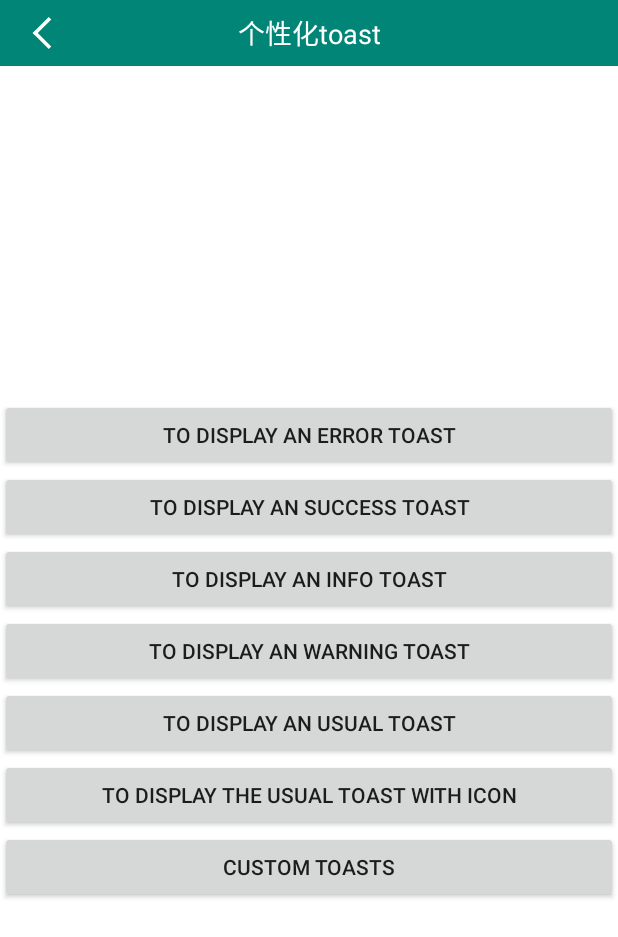
After one commit to kenxiong0113/MyBaseSDK, an Android app: the UseToastActivity screen opened directly, with no data from a screen before it, on a phone screen of 412 x 824 dp. The commit adds this screen. Shown: the top 937 px of the screen. Run offline under Robolectric (Android 15) with nearby library versions, the phone set to English and light mode, and no system bars; our stand-ins replace ButterKnife, EventBus; libraries missing offline, so code that uses them is left out: es.dmoral.toasty; 5 statements that could not run were skipped.

Commit message:
sdk 新增自定义 toast

```diff
--- a/app/build.gradle
+++ b/app/build.gradle
@@ -7,8 +7,8 @@ android {
         applicationId "com.ken.mybasesdk"
         minSdkVersion 19
         targetSdkVersion 29
-        versionCode 115
-        versionName "1.1.5"
+        versionCode 116
+        versionName "1.1.6"
         testInstrumentationRunner "androidx.test.runner.AndroidJUnitRunner"
     }
     buildTypes {
--- a/app/src/main/java/com/ken/mybasesdk/MainActivity.java
+++ b/app/src/main/java/com/ken/mybasesdk/MainActivity.java
@@ -81,7 +81,7 @@ public class MainActivity extends BaseToolBarActivity {
     public void setAdapter() {
         super.setAdapter();
         beanList.add(new MenuBean("APP版本更新", 0));
-
+        beanList.add(new MenuBean("个性化Toast", 1));
 
 
         adapter = new MenuGridViewAdapter(this, beanList);
--- /dev/null
+++ b/app/src/main/java/com/ken/mybasesdk/activity/UseToastActivity.java
@@ -0,0 +1,73 @@
+package com.ken.mybasesdk.activity;
+
+import android.os.Bundle;
+import android.view.View;
+import android.widget.Button;
+import android.widget.Toast;
+
+import com.cimcitech.base_utils_class.base.BaseToolBarActivity;
+import com.ken.mybasesdk.R;
+
+import butterknife.BindView;
+import es.dmoral.toasty.Toasty;
+
+public class UseToastActivity extends BaseToolBarActivity {
+    private static final String TAG = "UseToastActivity";
+    @BindView(R.id.btn_error)
+    Button btnError;
+    @BindView(R.id.btn_success)
+    Button btnSuccess;
+    @BindView(R.id.btn_info)
+    Button btnInfo;
+    @BindView(R.id.btn_warning)
+    Button btnWarning;
+    @BindView(R.id.btn_usual)
+    Button btnUsual;
+    @BindView(R.id.btn_usual_icon)
+    Button btnUsualIcon;
+    @BindView(R.id.btn_custom)
+    Button btnCustom;
+
+    @Override
+    protected void onCreate(Bundle savedInstanceState) {
+        super.onCreate(savedInstanceState);
+    }
+
+    @Override
+    protected int getLayoutId() {
+        return R.layout.activity_use_toast;
+    }
+
+    @Override
+    protected void initBase() {
+
+    }
+
+    @Override
+    protected void initView() {
+        setLeftBack();
+        setTopTitle("个性化toast");
+    }
+
+    @Override
+    protected void initListener() {
+        btnError.setOnClickListener(view -> Toasty.error(mActivity, "This is an error toast.", Toast.LENGTH_SHORT, true).show());
+        btnSuccess.setOnClickListener(view -> Toasty.success(mActivity, "Success!", Toast.LENGTH_SHORT, true).show());
+        btnInfo.setOnClickListener(view -> Toasty.info(mActivity, "Here is some info for you.", Toast.LENGTH_SHORT, true).show());
+        btnWarning.setOnClickListener(view -> Toasty.warning(mActivity, "Beware of the dog.", Toast.LENGTH_SHORT, true).show());
+        btnUsual.setOnClickListener(view -> Toasty.normal(mActivity, "Normal toast w/o icon.").show());
+//        To display the usual Toast with icon:
+//
+//        Toasty.normal(yourContext, "Normal toast w/ icon", yourIconDrawable).show();
+//        You can also create your custom Toasts with the custom() method:
+//
+//        Toasty.custom(yourContext, "I'm a custom Toast", yourIconDrawable, tintColor, duration, withIcon,
+//                shouldTint).show();
+
+    }
+
+    @Override
+    protected void initData() {
+
+    }
+}
--- a/app/src/main/java/com/ken/mybasesdk/adapter/MenuGridViewAdapter.java
+++ b/app/src/main/java/com/ken/mybasesdk/adapter/MenuGridViewAdapter.java
@@ -11,6 +11,7 @@ import android.widget.Button;
 
 import com.ken.mybasesdk.R;
 import com.ken.mybasesdk.activity.UpdateAppVersionActivity;
+import com.ken.mybasesdk.activity.UseToastActivity;
 import com.ken.mybasesdk.bean.MenuBean;
 
 import java.util.List;
@@ -66,7 +67,9 @@ public class MenuGridViewAdapter extends BaseAdapter {
                     case 0:
 //                        APP 更新
                         intent.setClass(mContext, UpdateAppVersionActivity.class);
-
+                        break;
+                    case 1:
+                        intent.setClass(mContext, UseToastActivity.class);
                         break;
                     default:
                         break;
--- /dev/null
+++ b/app/src/main/res/layout/activity_use_toast.xml
@@ -0,0 +1,57 @@
+<?xml version="1.0" encoding="utf-8"?>
+<LinearLayout xmlns:android="http://schemas.android.com/apk/res/android"
+    xmlns:app="http://schemas.android.com/apk/res-auto"
+    xmlns:tools="http://schemas.android.com/tools"
+    android:layout_width="match_parent"
+    android:layout_height="match_parent"
+    android:gravity="center"
+    android:orientation="vertical"
+    tools:context=".activity.UseToastActivity">
+
+
+    <Button
+        android:id="@+id/btn_error"
+        android:layout_width="match_parent"
+        android:layout_height="wrap_content"
+        android:text="To display an error Toast" />
+
+
+    <Button
+        android:id="@+id/btn_success"
+        android:layout_width="match_parent"
+        android:layout_height="wrap_content"
+        android:text="To display an success Toast" />
+
+
+    <Button
+        android:id="@+id/btn_info"
+        android:layout_width="match_parent"
+        android:layout_height="wrap_content"
+        android:text="To display an info Toast" />
+
+
+    <Button
+        android:id="@+id/btn_warning"
+        android:layout_width="match_parent"
+        android:layout_height="wrap_content"
+        android:text="To display an warning Toast" />
+
+
+    <Button
+        android:id="@+id/btn_usual"
+        android:layout_width="match_parent"
+        android:layout_height="wrap_content"
+        android:text="To display an usual Toast" />
+
+    <Button
+        android:id="@+id/btn_usual_icon"
+        android:layout_width="match_parent"
+        android:layout_height="wrap_content"
+        android:text="To display the usual Toast with icon" />
+
+    <Button
+        android:id="@+id/btn_custom"
+        android:layout_width="match_parent"
+        android:layout_height="wrap_content"
+        android:text="custom Toasts" />
+</LinearLayout>
```
Also changed, not shown: app/src/main/AndroidManifest.xml (+14 -16 lines), app/src/main/java/com/ken/mybasesdk/MyApplication.java (+14 -0 lines), base_utils_class/build.gradle (+4 -3 lines), base_utils_class/src/main/java/com/cimcitech/base_utils_class/base/BaseViewHolder.java (+12 -0 lines).
